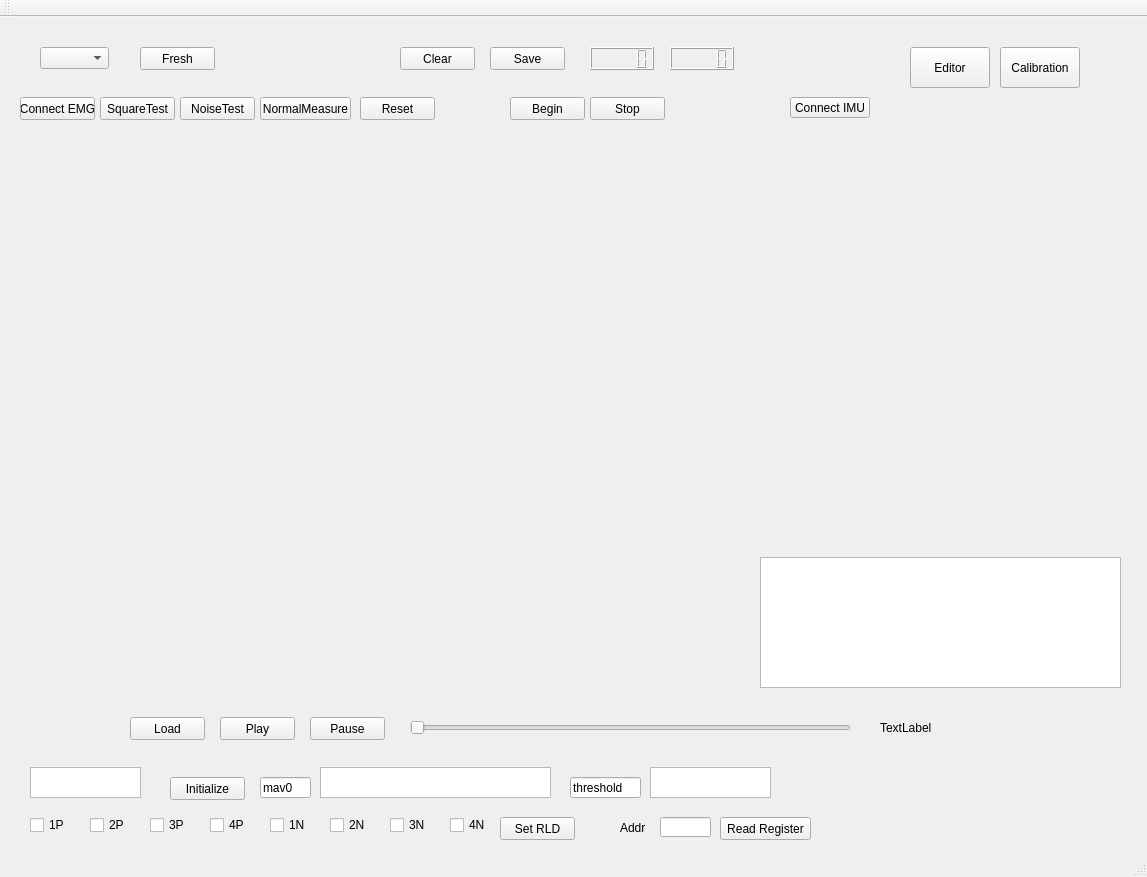
AlucardNosferatu/interaction_App, file windows/mainwindow.ui: the form before one commit.
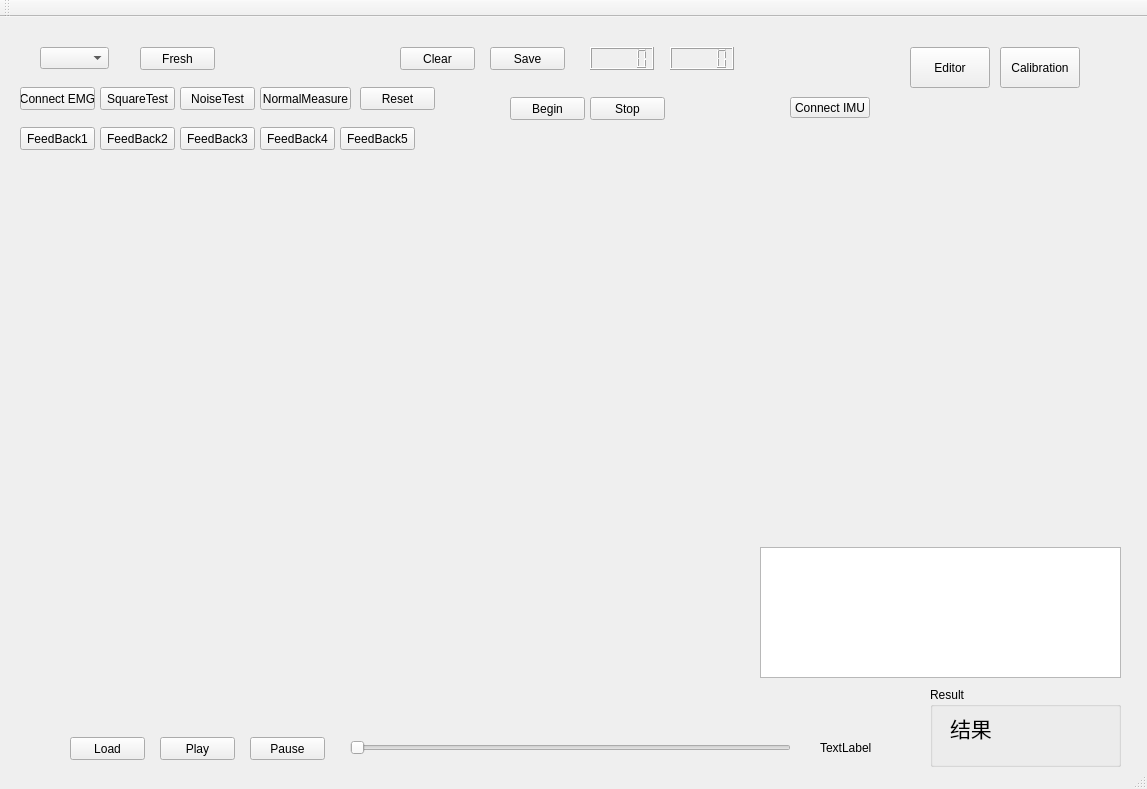
The form after the commit. Custom widgets are drawn as their Qt base class.

Diff of the .ui file:
```diff
--- a/windows/mainwindow.ui
+++ b/windows/mainwindow.ui
@@ -7,7 +7,7 @@
     <x>0</x>
     <y>0</y>
     <width>1147</width>
-    <height>877</height>
+    <height>789</height>
    </rect>
   </property>
   <property name="windowTitle">
@@ -41,7 +41,7 @@
     <property name="geometry">
      <rect>
       <x>20</x>
-      <y>80</y>
+      <y>70</y>
       <width>75</width>
       <height>23</height>
      </rect>
@@ -54,7 +54,7 @@
     <property name="geometry">
      <rect>
       <x>360</x>
-      <y>80</y>
+      <y>70</y>
       <width>75</width>
       <height>23</height>
      </rect>
@@ -93,7 +93,7 @@
     <property name="geometry">
      <rect>
       <x>20</x>
-      <y>120</y>
+      <y>150</y>
       <width>361</width>
       <height>131</height>
      </rect>
@@ -155,7 +155,7 @@
     <property name="geometry">
      <rect>
       <x>100</x>
-      <y>80</y>
+      <y>70</y>
       <width>75</width>
       <height>23</height>
      </rect>
@@ -168,7 +168,7 @@
     <property name="geometry">
      <rect>
       <x>170</x>
-      <y>760</y>
+      <y>780</y>
       <width>75</width>
       <height>23</height>
      </rect>
@@ -181,7 +181,7 @@
     <property name="geometry">
      <rect>
       <x>30</x>
-      <y>750</y>
+      <y>770</y>
       <width>111</width>
       <height>31</height>
      </rect>
@@ -191,7 +191,7 @@
     <property name="geometry">
      <rect>
       <x>320</x>
-      <y>750</y>
+      <y>770</y>
       <width>231</width>
       <height>31</height>
      </rect>
@@ -201,7 +201,7 @@
     <property name="geometry">
      <rect>
       <x>650</x>
-      <y>750</y>
+      <y>770</y>
       <width>121</width>
       <height>31</height>
      </rect>
@@ -211,7 +211,7 @@
     <property name="geometry">
      <rect>
       <x>260</x>
-      <y>760</y>
+      <y>780</y>
       <width>51</width>
       <height>21</height>
      </rect>
@@ -224,7 +224,7 @@
     <property name="geometry">
      <rect>
       <x>570</x>
-      <y>760</y>
+      <y>780</y>
       <width>71</width>
       <height>21</height>
      </rect>
@@ -237,7 +237,7 @@
     <property name="geometry">
      <rect>
       <x>30</x>
-      <y>800</y>
+      <y>820</y>
       <width>71</width>
       <height>16</height>
      </rect>
@@ -250,7 +250,7 @@
     <property name="geometry">
      <rect>
       <x>90</x>
-      <y>800</y>
+      <y>820</y>
       <width>71</width>
       <height>16</height>
      </rect>
@@ -263,7 +263,7 @@
     <property name="geometry">
      <rect>
       <x>150</x>
-      <y>800</y>
+      <y>820</y>
       <width>71</width>
       <height>16</height>
      </rect>
@@ -276,7 +276,7 @@
     <property name="geometry">
      <rect>
       <x>210</x>
-      <y>800</y>
+      <y>820</y>
       <width>71</width>
       <height>16</height>
      </rect>
@@ -289,7 +289,7 @@
     <property name="geometry">
      <rect>
       <x>270</x>
-      <y>800</y>
+      <y>820</y>
       <width>71</width>
       <height>16</height>
      </rect>
@@ -302,7 +302,7 @@
     <property name="geometry">
      <rect>
       <x>330</x>
-      <y>800</y>
+      <y>820</y>
       <width>71</width>
       <height>16</height>
      </rect>
@@ -315,7 +315,7 @@
     <property name="geometry">
      <rect>
       <x>390</x>
-      <y>800</y>
+      <y>820</y>
       <width>71</width>
       <height>16</height>
      </rect>
@@ -328,7 +328,7 @@
     <property name="geometry">
      <rect>
       <x>450</x>
-      <y>800</y>
+      <y>820</y>
       <width>71</width>
       <height>16</height>
      </rect>
@@ -341,7 +341,7 @@
     <property name="geometry">
      <rect>
       <x>500</x>
-      <y>800</y>
+      <y>820</y>
       <width>75</width>
       <height>23</height>
      </rect>
@@ -354,7 +354,7 @@
     <property name="geometry">
      <rect>
       <x>720</x>
-      <y>800</y>
+      <y>820</y>
       <width>91</width>
       <height>23</height>
      </rect>
@@ -367,7 +367,7 @@
     <property name="geometry">
      <rect>
       <x>660</x>
-      <y>800</y>
+      <y>820</y>
       <width>51</width>
       <height>20</height>
      </rect>
@@ -377,7 +377,7 @@
     <property name="geometry">
      <rect>
       <x>620</x>
-      <y>800</y>
+      <y>820</y>
       <width>31</width>
       <height>21</height>
      </rect>
@@ -390,7 +390,7 @@
     <property name="geometry">
      <rect>
       <x>180</x>
-      <y>80</y>
+      <y>70</y>
       <width>75</width>
       <height>23</height>
      </rect>
@@ -403,7 +403,7 @@
     <property name="geometry">
      <rect>
       <x>260</x>
-      <y>80</y>
+      <y>70</y>
       <width>91</width>
       <height>23</height>
      </rect>
@@ -416,7 +416,7 @@
     <property name="geometry">
      <rect>
       <x>390</x>
-      <y>120</y>
+      <y>150</y>
       <width>361</width>
       <height>131</height>
      </rect>
@@ -426,7 +426,7 @@
     <property name="geometry">
      <rect>
       <x>20</x>
-      <y>260</y>
+      <y>290</y>
       <width>361</width>
       <height>131</height>
      </rect>
@@ -436,7 +436,7 @@
     <property name="geometry">
      <rect>
       <x>390</x>
-      <y>260</y>
+      <y>290</y>
       <width>361</width>
       <height>131</height>
      </rect>
@@ -446,7 +446,7 @@
     <property name="geometry">
      <rect>
       <x>20</x>
-      <y>400</y>
+      <y>430</y>
       <width>361</width>
       <height>131</height>
      </rect>
@@ -456,7 +456,7 @@
     <property name="geometry">
      <rect>
       <x>390</x>
-      <y>400</y>
+      <y>430</y>
       <width>361</width>
       <height>131</height>
      </rect>
@@ -466,7 +466,7 @@
     <property name="geometry">
      <rect>
       <x>20</x>
-      <y>540</y>
+      <y>570</y>
       <width>361</width>
       <height>131</height>
      </rect>
@@ -476,7 +476,7 @@
     <property name="geometry">
      <rect>
       <x>390</x>
-      <y>540</y>
+      <y>570</y>
       <width>361</width>
       <height>131</height>
      </rect>
@@ -486,7 +486,7 @@
     <property name="geometry">
      <rect>
       <x>760</x>
-      <y>120</y>
+      <y>110</y>
       <width>361</width>
       <height>201</height>
      </rect>
@@ -496,7 +496,7 @@
     <property name="geometry">
      <rect>
       <x>760</x>
-      <y>330</y>
+      <y>320</y>
       <width>361</width>
       <height>201</height>
      </rect>
@@ -541,21 +541,11 @@
      <string>Calibration</string>
     </property>
    </widget>
-   <widget class="QTableView" name="moveTable">
-    <property name="geometry">
-     <rect>
-      <x>760</x>
-      <y>540</y>
-      <width>361</width>
-      <height>131</height>
-     </rect>
-    </property>
-   </widget>
    <widget class="QPushButton" name="loadButton">
     <property name="geometry">
      <rect>
-      <x>130</x>
-      <y>700</y>
+      <x>70</x>
+      <y>720</y>
       <width>75</width>
       <height>23</height>
      </rect>
@@ -567,8 +557,8 @@
    <widget class="QPushButton" name="playButton">
     <property name="geometry">
      <rect>
-      <x>220</x>
-      <y>700</y>
+      <x>160</x>
+      <y>720</y>
       <width>75</width>
       <height>23</height>
      </rect>
@@ -580,8 +570,8 @@
    <widget class="QSlider" name="Slider">
     <property name="geometry">
      <rect>
-      <x>410</x>
-      <y>700</y>
+      <x>350</x>
+      <y>720</y>
       <width>441</width>
       <height>22</height>
      </rect>
@@ -593,9 +583,9 @@
    <widget class="QLabel" name="lengthLabel">
     <property name="geometry">
      <rect>
-      <x>880</x>
-      <y>700</y>
-      <width>151</width>
+      <x>820</x>
+      <y>720</y>
+      <width>81</width>
       <height>21</height>
      </rect>
     </property>
@@ -606,8 +596,8 @@
    <widget class="QPushButton" name="pauseButton">
     <property name="geometry">
      <rect>
-      <x>310</x>
-      <y>700</y>
+      <x>250</x>
+      <y>720</y>
       <width>75</width>
       <height>23</height>
      </rect>
@@ -616,16 +606,119 @@
      <string>Pause</string>
     </property>
    </widget>
-  </widget>
-  <widget class="QMenuBar" name="menuBar">
-   <property name="geometry">
-    <rect>
-     <x>0</x>
-     <y>0</y>
-     <width>1147</width>
-     <height>23</height>
-    </rect>
-   </property>
+   <widget class="QPlainTextEdit" name="gestureText">
+    <property name="geometry">
+     <rect>
+      <x>760</x>
+      <y>530</y>
+      <width>361</width>
+      <height>131</height>
+     </rect>
+    </property>
+    <property name="font">
+     <font>
+      <family>Courier New</family>
+      <pointsize>10</pointsize>
+     </font>
+    </property>
+   </widget>
+   <widget class="QPushButton" name="fb1Button">
+    <property name="geometry">
+     <rect>
+      <x>20</x>
+      <y>110</y>
+      <width>75</width>
+      <height>23</height>
+     </rect>
+    </property>
+    <property name="text">
+     <string>FeedBack1</string>
+    </property>
+   </widget>
+   <widget class="QPushButton" name="fb2Button">
+    <property name="geometry">
+     <rect>
+      <x>100</x>
+      <y>110</y>
+      <width>75</width>
+      <height>23</height>
+     </rect>
+    </property>
+    <property name="text">
+     <string>FeedBack2</string>
+    </property>
+   </widget>
+   <widget class="QPushButton" name="fb3Button">
+    <property name="geometry">
+     <rect>
+      <x>180</x>
+      <y>110</y>
+      <width>75</width>
+      <height>23</height>
+     </rect>
+    </property>
+    <property name="text">
+     <string>FeedBack3</string>
+    </property>
+   </widget>
+   <widget class="QPushButton" name="fb4Button">
+    <property name="geometry">
+     <rect>
+      <x>260</x>
+      <y>110</y>
+      <width>75</width>
+      <height>23</height>
+     </rect>
+    </property>
+    <property name="text">
+     <string>FeedBack4</string>
+    </property>
+   </widget>
+   <widget class="QPushButton" name="fb5Button">
+    <property name="geometry">
+     <rect>
+      <x>340</x>
+      <y>110</y>
+      <width>75</width>
+      <height>23</height>
+     </rect>
+    </property>
+    <property name="text">
+     <string>FeedBack5</string>
+    </property>
+   </widget>
+   <widget class="QGroupBox" name="groupBox">
+    <property name="geometry">
+     <rect>
+      <x>930</x>
+      <y>670</y>
+      <width>191</width>
+      <height>80</height>
+     </rect>
+    </property>
+    <property name="title">
+     <string>Result</string>
+    </property>
+    <widget class="QLabel" name="gestureLabel">
+     <property name="geometry">
+      <rect>
+       <x>20</x>
+       <y>20</y>
+       <width>151</width>
+       <height>41</height>
+      </rect>
+     </property>
+     <property name="font">
+      <font>
+       <family>微软雅黑 Light</family>
+       <pointsize>16</pointsize>
+      </font>
+     </property>
+     <property name="text">
+      <string>结果</string>
+     </property>
+    </widget>
+   </widget>
   </widget>
   <widget class="QToolBar" name="mainToolBar">
    <attribute name="toolBarArea">
```
